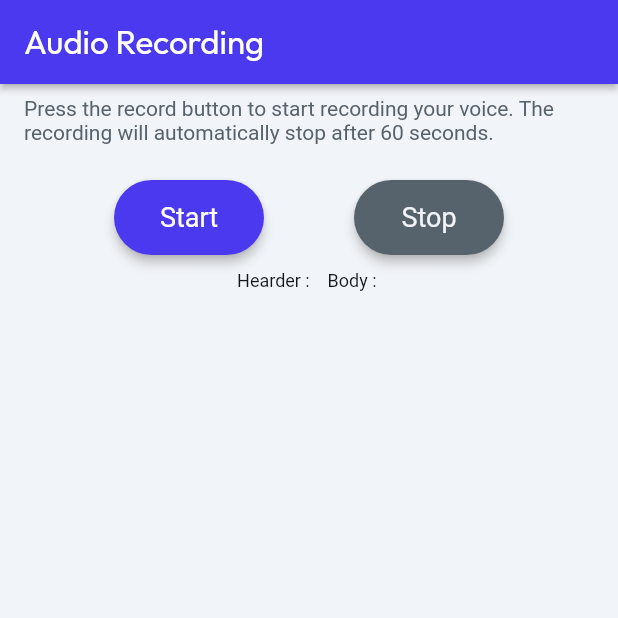
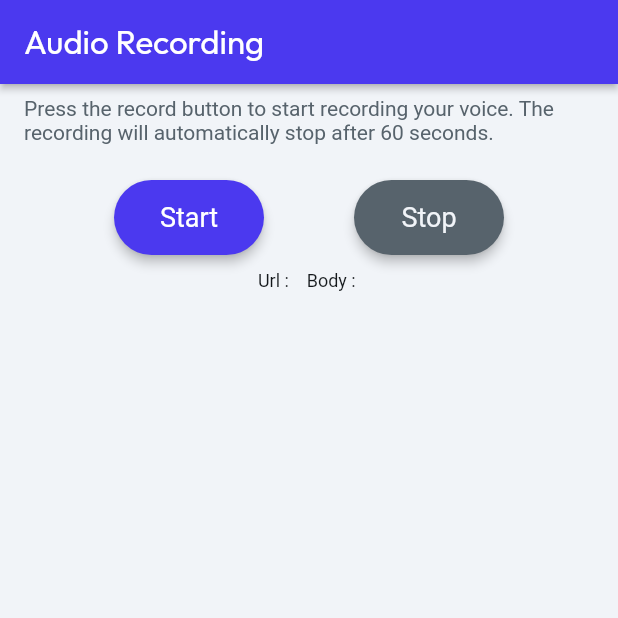
Before and after one commit to mamadouramadan723/Learn_English, a Flutter app: the screen it shows after launch, on a phone screen of 412 x 824 dp, the top half of it. Run offline on Flutter 3.47's test engine with Material 2 defaults, Android fonts, the phone set to English and light mode, and no system bars; drawn by our look-alikes of auto_size_text; our stand-ins replace assets_audio_player, cloud_firestore, equatable, file_picker, firebase_auth, firebase_core and 15 more; missing offline and left inert: json_path, mime_type, record; accounts and stored records are empty; Roboto replaces fonts that are missing (Readex Pro).

Commit message:
Updating to latest FlutterFlow output.

```diff
--- a/lib/pages/home_page/home_page_widget.dart
+++ b/lib/pages/home_page/home_page_widget.dart
@@ -423,7 +423,7 @@ class _HomePageWidgetState extends State<HomePageWidget>
                           padding: EdgeInsetsDirectional.fromSTEB(
                               0.0, 10.0, 0.0, 0.0),
                           child: AutoSizeText(
-                            'Hearder :   ${_model.uploadedFileUrl} Body : ',
+                            'Url :   ${_model.uploadedFileUrl} Body : ${(_model.apiResultp1y?.jsonBody ?? '').toString()}',
                             style: FlutterFlowTheme.of(context).bodyMedium,
                           ),
                         ),
```
